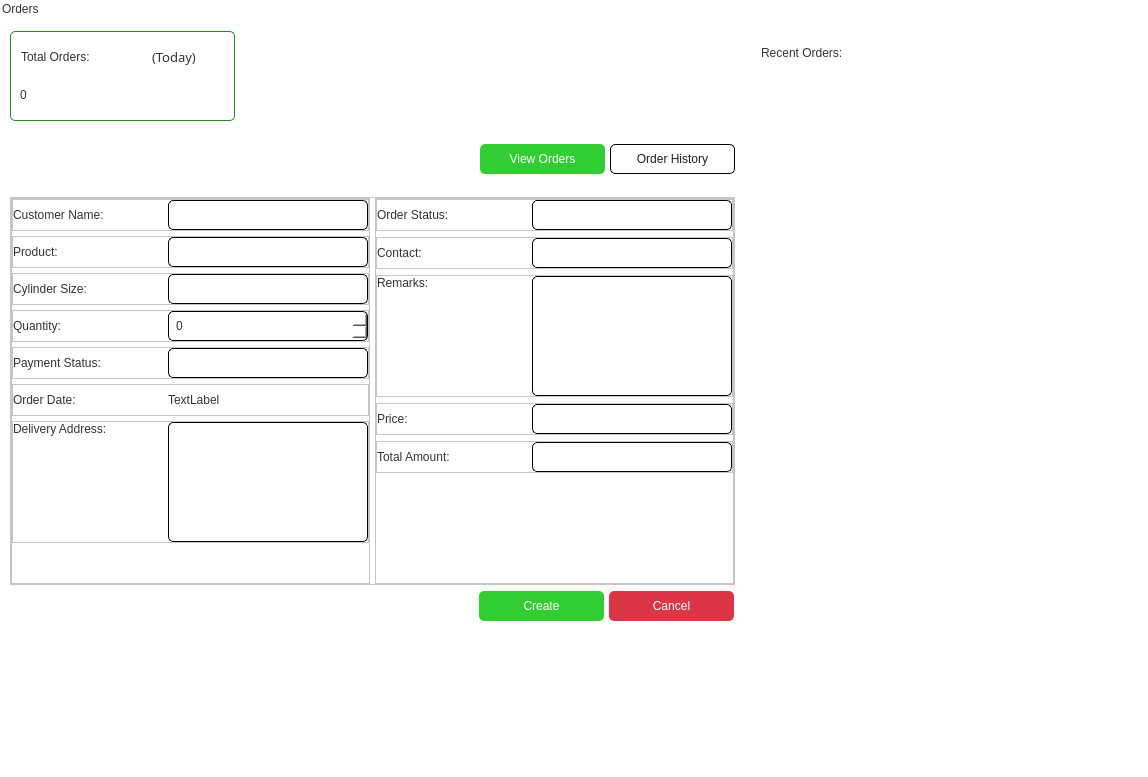
The window that app/src/ui/final_ui/orders_page.ui (Kazu0210/Inventory-System) describes before a commit, drawn with Qt 5.
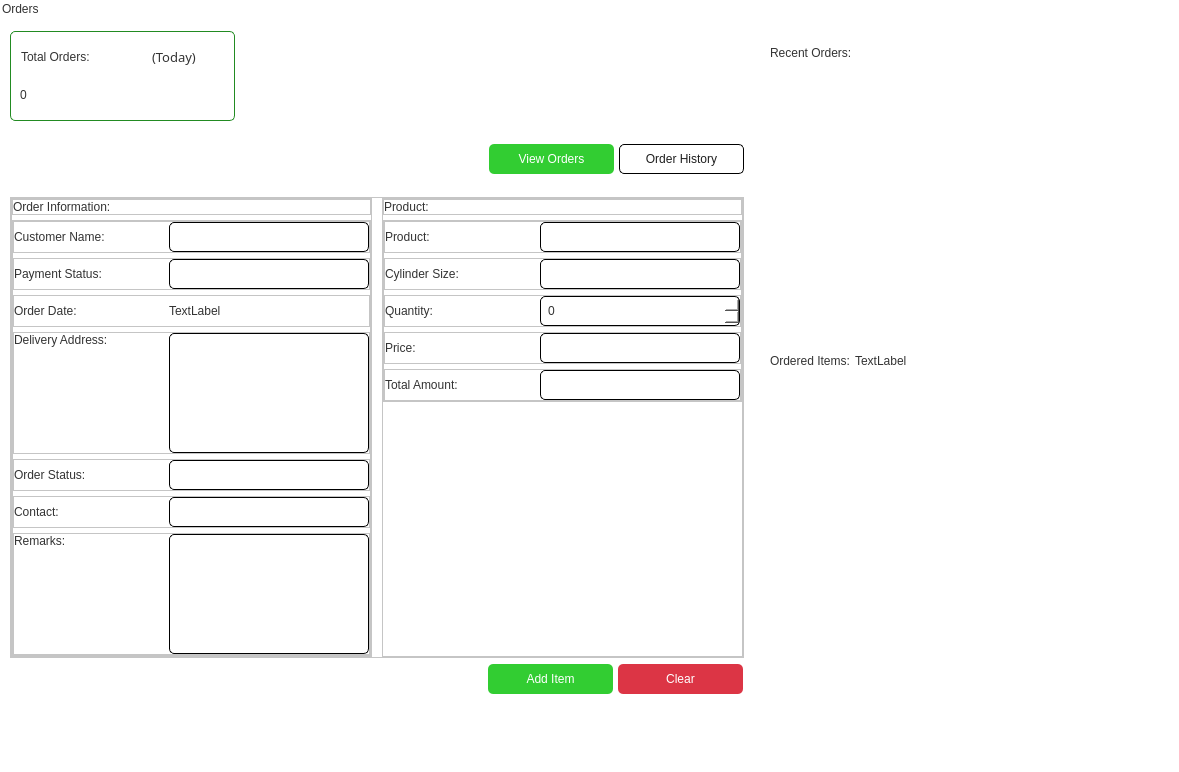
The same window after the commit.

Diff of the .ui file:
```diff
--- a/app/src/ui/final_ui/orders_page.ui
+++ b/app/src/ui/final_ui/orders_page.ui
@@ -6,8 +6,8 @@
    <rect>
     <x>0</x>
     <y>0</y>
-    <width>1148</width>
-    <height>777</height>
+    <width>1179</width>
+    <height>772</height>
    </rect>
   </property>
   <property name="windowTitle">
@@ -54,7 +54,7 @@
 padding: 5px;
 }</string>
   </property>
-  <layout class="QHBoxLayout" name="horizontalLayout_3">
+  <layout class="QVBoxLayout" name="verticalLayout_9">
    <property name="spacing">
     <number>5</number>
    </property>
@@ -83,8 +83,8 @@
        <rect>
         <x>0</x>
         <y>0</y>
-        <width>1148</width>
-        <height>777</height>
+        <width>1179</width>
+        <height>772</height>
        </rect>
       </property>
       <layout class="QHBoxLayout" name="horizontalLayout_17">
@@ -429,15 +429,77 @@
                 <property name="bottomMargin">
                  <number>0</number>
                 </property>
-                <item alignment="Qt::AlignLeft">
-                 <widget class="QFrame" name="frame_9">
+                <item>
+                 <widget class="QFrame" name="frame_29">
                   <property name="frameShape">
                    <enum>QFrame::StyledPanel</enum>
                   </property>
                   <property name="frameShadow">
                    <enum>QFrame::Raised</enum>
                   </property>
-                  <layout class="QVBoxLayout" name="verticalLayout_2">
+                  <layout class="QVBoxLayout" name="verticalLayout_11">
+                   <property name="spacing">
+                    <number>5</number>
+                   </property>
+                   <property name="leftMargin">
+                    <number>0</number>
+                   </property>
+                   <property name="topMargin">
+                    <number>0</number>
+                   </property>
+                   <property name="rightMargin">
+                    <number>0</number>
+                   </property>
+                   <property name="bottomMargin">
+                    <number>0</number>
+                   </property>
+                   <item alignment="Qt::AlignTop">
+                    <widget class="QFrame" name="frame_30">
+                     <property name="frameShape">
+                      <enum>QFrame::StyledPanel</enum>
+                     </property>
+                     <property name="frameShadow">
+                      <enum>QFrame::Raised</enum>
+                     </property>
+                     <layout class="QHBoxLayout" name="horizontalLayout_21">
+                      <property name="spacing">
+                       <number>5</number>
+                      </property>
+                      <property name="leftMargin">
+                       <number>0</number>
+                      </property>
+                      <property name="topMargin">
+                       <number>0</number>
+                      </property>
+                      <property name="rightMargin">
+                       <number>0</number>
+                      </property>
+                      <property name="bottomMargin">
+                       <number>0</number>
+                      </property>
+                      <item>
+                       <widget class="QLabel" name="label_20">
+                        <property name="styleSheet">
+                         <string notr="true">font: 63 12pt &quot;Noto Sans SemiBold&quot;;
+color: #333333;</string>
+                        </property>
+                        <property name="text">
+                         <string>Order Information:</string>
+                        </property>
+                       </widget>
+                      </item>
+                     </layout>
+                    </widget>
+                   </item>
+                   <item>
+                    <widget class="QFrame" name="frame_31">
+                     <property name="frameShape">
+                      <enum>QFrame::StyledPanel</enum>
+                     </property>
+                     <property name="frameShadow">
+                      <enum>QFrame::Raised</enum>
+                     </property>
+                     <layout class="QVBoxLayout" name="verticalLayout_12">
                    <property name="spacing">
                     <number>5</number>
                    </property>
@@ -520,189 +582,6 @@
                      <zorder>label_2</zorder>
                     </widget>
                    </item>
-                   <item>
-                    <widget class="QFrame" name="frame_5">
-                     <property name="frameShape">
-                      <enum>QFrame::StyledPanel</enum>
-                     </property>
-                     <property name="frameShadow">
-                      <enum>QFrame::Raised</enum>
-                     </property>
-                     <layout class="QHBoxLayout" name="horizontalLayout_5">
-                      <property name="spacing">
-                       <number>5</number>
-                      </property>
-                      <property name="leftMargin">
-                       <number>0</number>
-                      </property>
-                      <property name="topMargin">
-                       <number>0</number>
-                      </property>
-                      <property name="rightMargin">
-                       <number>0</number>
-                      </property>
-                      <property name="bottomMargin">
-                       <number>0</number>
-                      </property>
-                      <item>
-                       <widget class="QLabel" name="label_4">
-                        <property name="minimumSize">
-                         <size>
-                          <width>150</width>
-                          <height>0</height>
-                         </size>
-                        </property>
-                        <property name="maximumSize">
-                         <size>
-                          <width>150</width>
-                          <height>16777215</height>
-                         </size>
-                        </property>
-                        <property name="styleSheet">
-                         <string notr="true">font: 63 10pt &quot;Noto Sans SemiBold&quot;;</string>
-                        </property>
-                        <property name="text">
-                         <string>Product:</string>
-                        </property>
-                       </widget>
-                      </item>
-                      <item>
-                       <widget class="QComboBox" name="productName_comboBox">
-                        <property name="minimumSize">
-                         <size>
-                          <width>200</width>
-                          <height>30</height>
-                         </size>
-                        </property>
-                        <property name="maximumSize">
-                         <size>
-                          <width>200</width>
-                          <height>30</height>
-                         </size>
-                        </property>
-                       </widget>
-                      </item>
-                     </layout>
-                    </widget>
-                   </item>
-                   <item>
-                    <widget class="QFrame" name="frame_6">
-                     <property name="frameShape">
-                      <enum>QFrame::StyledPanel</enum>
-                     </property>
-                     <property name="frameShadow">
-                      <enum>QFrame::Raised</enum>
-                     </property>
-                     <layout class="QHBoxLayout" name="horizontalLayout_6">
-                      <property name="spacing">
-                       <number>5</number>
-                      </property>
-                      <property name="leftMargin">
-                       <number>0</number>
-                      </property>
-                      <property name="topMargin">
-                       <number>0</number>
-                      </property>
-                      <property name="rightMargin">
-                       <number>0</number>
-                      </property>
-                      <property name="bottomMargin">
-                       <number>0</number>
-                      </property>
-                      <item>
-                       <widget class="QLabel" name="label_5">
-                        <property name="maximumSize">
-                         <size>
-                          <width>150</width>
-                          <height>16777215</height>
-                         </size>
-                        </property>
-                        <property name="styleSheet">
-                         <string notr="true">font: 63 10pt &quot;Noto Sans SemiBold&quot;;</string>
-                        </property>
-                        <property name="text">
-                         <string>Cylinder Size:</string>
-                        </property>
-                       </widget>
-                      </item>
-                      <item>
-                       <widget class="QComboBox" name="cylindersize_box">
-                        <property name="minimumSize">
-                         <size>
-                          <width>200</width>
-                          <height>30</height>
-                         </size>
-                        </property>
-                        <property name="maximumSize">
-                         <size>
-                          <width>200</width>
-                          <height>30</height>
-                         </size>
-                        </property>
-                       </widget>
-                      </item>
-                     </layout>
-                    </widget>
-                   </item>
-                   <item>
-                    <widget class="QFrame" name="frame_7">
-                     <property name="frameShape">
-                      <enum>QFrame::StyledPanel</enum>
-                     </property>
-                     <property name="frameShadow">
-                      <enum>QFrame::Raised</enum>
-                     </property>
-                     <layout class="QHBoxLayout" name="horizontalLayout_7">
-                      <property name="spacing">
-                       <number>5</number>
-                      </property>
-                      <property name="leftMargin">
-                       <number>0</number>
-                      </property>
-                      <property name="topMargin">
-                       <number>0</number>
-                      </property>
-                      <property name="rightMargin">
-                       <number>0</number>
-                      </property>
-                      <property name="bottomMargin">
-                       <number>0</number>
-                      </property>
-                      <item>
-                       <widget class="QLabel" name="label_6">
-                        <property name="maximumSize">
-                         <size>
-                          <width>150</width>
-                          <height>16777215</height>
-                         </size>
-                        </property>
-                        <property name="styleSheet">
-                         <string notr="true">font: 63 10pt &quot;Noto Sans SemiBold&quot;;</string>
-                        </property>
-                        <property name="text">
-                         <string>Quantity:</string>
-                        </property>
-                       </widget>
-                      </item>
-                      <item>
-                       <widget class="QSpinBox" name="quantity_box">
-                        <property name="minimumSize">
-                         <size>
-                          <width>200</width>
-                          <height>30</height>
-                         </size>
-                        </property>
-                        <property name="maximumSize">
-                         <size>
-                          <width>200</width>
-                          <height>30</height>
-                         </size>
-                        </property>
-                       </widget>
-                      </item>
-                     </layout>
-                    </widget>
-                   </item>
                    <item>
                     <widget class="QFrame" name="frame_8">
                      <property name="frameShape">
@@ -892,43 +771,6 @@
                     </widget>
                    </item>
                    <item>
-                    <spacer name="verticalSpacer_2">
-                     <property name="orientation">
-                      <enum>Qt::Vertical</enum>
-                     </property>
-                     <property name="sizeHint" stdset="0">
-                      <size>
-                       <width>20</width>
-                       <height>40</height>
-                      </size>
-                     </property>
-                    </spacer>
-                   </item>
-                  </layout>
-                 </widget>
-                </item>
-                <item alignment="Qt::AlignLeft">
-                 <widget class="QFrame" name="frame_11">
-                  <property name="frameShape">
-                   <enum>QFrame::StyledPanel</enum>
-                  </property>
-                  <property name="frameShadow">
-                   <enum>QFrame::Raised</enum>
-                  </property>
-                  <layout class="QVBoxLayout" name="verticalLayout_3">
-                   <property name="leftMargin">
-                    <number>0</number>
-                   </property>
-                   <property name="topMargin">
-                    <number>0</number>
-                   </property>
-                   <property name="rightMargin">
-                    <number>0</number>
-                   </property>
-                   <property name="bottomMargin">
-                    <number>0</number>
-                   </property>
-                   <item>
                     <widget class="QFrame" name="frame_12">
                      <property name="frameShape">
                       <enum>QFrame::StyledPanel</enum>
@@ -1125,6 +967,297 @@
                      </layout>
                     </widget>
                    </item>
+                     </layout>
+                    </widget>
+                   </item>
+                  </layout>
+                 </widget>
+                </item>
+                <item>
+                 <spacer name="horizontalSpacer_2">
+                  <property name="orientation">
+                   <enum>Qt::Horizontal</enum>
+                  </property>
+                  <property name="sizeType">
+                   <enum>QSizePolicy::Fixed</enum>
+                  </property>
+                  <property name="sizeHint" stdset="0">
+                   <size>
+                    <width>5</width>
+                    <height>20</height>
+                   </size>
+                  </property>
+                 </spacer>
+                </item>
+                <item>
+                 <widget class="QFrame" name="frame_32">
+                  <property name="frameShape">
+                   <enum>QFrame::StyledPanel</enum>
+                  </property>
+                  <property name="frameShadow">
+                   <enum>QFrame::Raised</enum>
+                  </property>
+                  <layout class="QVBoxLayout" name="verticalLayout_13">
+                   <property name="spacing">
+                    <number>5</number>
+                   </property>
+                   <property name="leftMargin">
+                    <number>0</number>
+                   </property>
+                   <property name="topMargin">
+                    <number>0</number>
+                   </property>
+                   <property name="rightMargin">
+                    <number>0</number>
+                   </property>
+                   <property name="bottomMargin">
+                    <number>0</number>
+                   </property>
+                   <item alignment="Qt::AlignTop">
+                    <widget class="QFrame" name="frame_33">
+                     <property name="frameShape">
+                      <enum>QFrame::StyledPanel</enum>
+                     </property>
+                     <property name="frameShadow">
+                      <enum>QFrame::Raised</enum>
+                     </property>
+                     <layout class="QHBoxLayout" name="horizontalLayout_22">
+                      <property name="spacing">
+                       <number>5</number>
+                      </property>
+                      <property name="leftMargin">
+                       <number>0</number>
+                      </property>
+                      <property name="topMargin">
+                       <number>0</number>
+                      </property>
+                      <property name="rightMargin">
+                       <number>0</number>
+                      </property>
+                      <property name="bottomMargin">
+                       <number>0</number>
+                      </property>
+                      <item>
+                       <widget class="QLabel" name="label_21">
+                        <property name="styleSheet">
+                         <string notr="true">font: 63 12pt &quot;Noto Sans SemiBold&quot;;
+color: #333333;</string>
+                        </property>
+                        <property name="text">
+                         <string>Product:</string>
+                        </property>
+                       </widget>
+                      </item>
+                     </layout>
+                    </widget>
+                   </item>
+                   <item>
+                    <widget class="QFrame" name="frame_34">
+                     <property name="frameShape">
+                      <enum>QFrame::StyledPanel</enum>
+                     </property>
+                     <property name="frameShadow">
+                      <enum>QFrame::Raised</enum>
+                     </property>
+                     <layout class="QVBoxLayout" name="verticalLayout_14">
+                      <property name="spacing">
+                       <number>5</number>
+                      </property>
+                      <property name="leftMargin">
+                       <number>0</number>
+                      </property>
+                      <property name="topMargin">
+                       <number>0</number>
+                      </property>
+                      <property name="rightMargin">
+                       <number>0</number>
+                      </property>
+                      <property name="bottomMargin">
+                       <number>0</number>
+                      </property>
+                      <item>
+                       <widget class="QFrame" name="frame_5">
+                        <property name="frameShape">
+                         <enum>QFrame::StyledPanel</enum>
+                        </property>
+                        <property name="frameShadow">
+                         <enum>QFrame::Raised</enum>
+                        </property>
+                        <layout class="QHBoxLayout" name="horizontalLayout_5">
+                         <property name="spacing">
+                          <number>5</number>
+                         </property>
+                         <property name="leftMargin">
+                          <number>0</number>
+                         </property>
+                         <property name="topMargin">
+                          <number>0</number>
+                         </property>
+                         <property name="rightMargin">
+                          <number>0</number>
+                         </property>
+                         <property name="bottomMargin">
+                          <number>0</number>
+                         </property>
+                         <item>
+                          <widget class="QLabel" name="label_4">
+                           <property name="minimumSize">
+                            <size>
+                             <width>150</width>
+                             <height>0</height>
+                            </size>
+                           </property>
+                           <property name="maximumSize">
+                            <size>
+                             <width>150</width>
+                             <height>16777215</height>
+                            </size>
+                           </property>
+                           <property name="styleSheet">
+                            <string notr="true">font: 63 10pt &quot;Noto Sans SemiBold&quot;;</string>
+                           </property>
+                           <property name="text">
+                            <string>Product:</string>
+                           </property>
+                          </widget>
+                         </item>
+                         <item>
+                          <widget class="QComboBox" name="productName_comboBox">
+                           <property name="minimumSize">
+                            <size>
+                             <width>200</width>
+                             <height>30</height>
+                            </size>
+                           </property>
+                           <property name="maximumSize">
+                            <size>
+                             <width>200</width>
+                             <height>30</height>
+                            </size>
+                           </property>
+                          </widget>
+                         </item>
+                        </layout>
+                       </widget>
+                      </item>
+                      <item>
+                       <widget class="QFrame" name="frame_6">
+                        <property name="frameShape">
+                         <enum>QFrame::StyledPanel</enum>
+                        </property>
+                        <property name="frameShadow">
+                         <enum>QFrame::Raised</enum>
+                        </property>
+                        <layout class="QHBoxLayout" name="horizontalLayout_6">
+                         <property name="spacing">
+                          <number>5</number>
+                         </property>
+                         <property name="leftMargin">
+                          <number>0</number>
+                         </property>
+                         <property name="topMargin">
+                          <number>0</number>
+                         </property>
+                         <property name="rightMargin">
+                          <number>0</number>
+                         </property>
+                         <property name="bottomMargin">
+                          <number>0</number>
+                         </property>
+                         <item>
+                          <widget class="QLabel" name="label_5">
+                           <property name="maximumSize">
+                            <size>
+                             <width>150</width>
+                             <height>16777215</height>
+                            </size>
+                           </property>
+                           <property name="styleSheet">
+                            <string notr="true">font: 63 10pt &quot;Noto Sans SemiBold&quot;;</string>
+                           </property>
+                           <property name="text">
+                            <string>Cylinder Size:</string>
+                           </property>
+                          </widget>
+                         </item>
+                         <item>
+                          <widget class="QComboBox" name="cylindersize_box">
+                           <property name="minimumSize">
+                            <size>
+                             <width>200</width>
+                             <height>30</height>
+                            </size>
+                           </property>
+                           <property name="maximumSize">
+                            <size>
+                             <width>200</width>
+                             <height>30</height>
+                            </size>
+                           </property>
+                          </widget>
+                         </item>
+                        </layout>
+                       </widget>
+                      </item>
+                      <item>
+                       <widget class="QFrame" name="frame_7">
+                        <property name="frameShape">
+                         <enum>QFrame::StyledPanel</enum>
+                        </property>
+                        <property name="frameShadow">
+                         <enum>QFrame::Raised</enum>
+                        </property>
+                        <layout class="QHBoxLayout" name="horizontalLayout_7">
+                         <property name="spacing">
+                          <number>5</number>
+                         </property>
+                         <property name="leftMargin">
+                          <number>0</number>
+                         </property>
+                         <property name="topMargin">
+                          <number>0</number>
+                         </property>
+                         <property name="rightMargin">
+                          <number>0</number>
+                         </property>
+                         <property name="bottomMargin">
+                          <number>0</number>
+                         </property>
+                         <item>
+                          <widget class="QLabel" name="label_6">
+                           <property name="maximumSize">
+                            <size>
+                             <width>150</width>
+                             <height>16777215</height>
+                            </size>
+                           </property>
+                           <property name="styleSheet">
+                            <string notr="true">font: 63 10pt &quot;Noto Sans SemiBold&quot;;</string>
+                           </property>
+                           <property name="text">
+                            <string>Quantity:</string>
+                           </property>
+                          </widget>
+                         </item>
+                         <item>
+                          <widget class="QSpinBox" name="quantity_box">
+                           <property name="minimumSize">
+                            <size>
+                             <width>200</width>
+                             <height>30</height>
+                            </size>
+                           </property>
+                           <property name="maximumSize">
+                            <size>
+                             <width>200</width>
+                             <height>30</height>
+                            </size>
+                           </property>
+                          </widget>
+                         </item>
+                        </layout>
+                       </widget>
+                      </item>
                    <item>
                     <widget class="QFrame" name="frame_13">
                      <property name="frameShape">
@@ -1255,15 +1388,18 @@
                      </layout>
                     </widget>
                    </item>
+                     </layout>
+                    </widget>
+                   </item>
                    <item>
-                    <spacer name="verticalSpacer_3">
+                    <spacer name="verticalSpacer_2">
                      <property name="orientation">
                       <enum>Qt::Vertical</enum>
                      </property>
                      <property name="sizeHint" stdset="0">
                       <size>
                        <width>20</width>
-                       <height>10</height>
+                       <height>40</height>
                       </size>
                      </property>
                     </spacer>
@@ -1326,7 +1462,7 @@
 border-radius: 5px;</string>
                   </property>
                   <property name="text">
-                   <string>Create</string>
+                   <string>Add Item</string>
                   </property>
                  </widget>
                 </item>
@@ -1354,7 +1490,7 @@
 border-radius: 5px;</string>
                   </property>
                   <property name="text">
-                   <string>Cancel</string>
+                   <string>Clear</string>
                   </property>
                  </widget>
                 </item>
@@ -1423,7 +1559,7 @@
             </property>
            </spacer>
           </item>
-          <item alignment="Qt::AlignTop">
+          <item>
            <widget class="QFrame" name="frame_23">
             <property name="sizePolicy">
              <sizepolicy hsizetype="Expanding" vsizetype="Expanding">
@@ -1502,13 +1638,114 @@
                <property name="widgetResizable">
                 <bool>true</bool>
                </property>
+               <widget class="QWidget" name="recent_orders_scrollAreaWidgetContents">
+                <property name="geometry">
+                 <rect>
+                  <x>0</x>
+                  <y>0</y>
+                  <width>395</width>
+                  <height>250</height>
+                 </rect>
+                </property>
+               </widget>
+              </widget>
+             </item>
+            </layout>
+            <zorder>recent_orders_scrollArea</zorder>
+            <zorder>frame_25</zorder>
+           </widget>
+          </item>
+          <item>
+           <widget class="QFrame" name="frame_27">
+            <property name="styleSheet">
+             <string notr="true">#frame_27{
+background-color: #fff;
+border-radius: 5px;
+}</string>
+            </property>
+            <property name="frameShape">
+             <enum>QFrame::StyledPanel</enum>
+            </property>
+            <property name="frameShadow">
+             <enum>QFrame::Raised</enum>
+            </property>
+            <layout class="QVBoxLayout" name="verticalLayout_10">
+             <item>
+              <widget class="QFrame" name="frame_28">
+               <property name="frameShape">
+                <enum>QFrame::StyledPanel</enum>
+               </property>
+               <property name="frameShadow">
+                <enum>QFrame::Raised</enum>
+               </property>
+               <layout class="QHBoxLayout" name="horizontalLayout_3">
+                <property name="spacing">
+                 <number>5</number>
+                </property>
+                <property name="leftMargin">
+                 <number>0</number>
+                </property>
+                <property name="topMargin">
+                 <number>0</number>
+                </property>
+                <property name="rightMargin">
+                 <number>0</number>
+                </property>
+                <property name="bottomMargin">
+                 <number>0</number>
+                </property>
+                <item>
+                 <widget class="QLabel" name="label_18">
+                  <property name="styleSheet">
+                   <string notr="true">font: 63 12pt &quot;Noto Sans SemiBold&quot;;
+color: #333333;</string>
+                  </property>
+                  <property name="text">
+                   <string>Ordered Items:</string>
+                  </property>
+                 </widget>
+                </item>
+                <item>
+                 <widget class="QLabel" name="label_19">
+                  <property name="text">
+                   <string>TextLabel</string>
+                  </property>
+                 </widget>
+                </item>
+                <item>
+                 <spacer name="horizontalSpacer">
+                  <property name="orientation">
+                   <enum>Qt::Horizontal</enum>
+                  </property>
+                  <property name="sizeHint" stdset="0">
+                   <size>
+                    <width>40</width>
+                    <height>20</height>
+                   </size>
+                  </property>
+                 </spacer>
+                </item>
+               </layout>
+              </widget>
+             </item>
+             <item>
+              <widget class="QScrollArea" name="ordered_items_scrollArea">
+               <property name="minimumSize">
+                <size>
+                 <width>0</width>
+                 <height>250</height>
+                </size>
+               </property>
+               <property name="widgetResizable">
+                <bool>true</bool>
+               </property>
                <widget class="QWidget" name="scrollAreaWidgetContents_2">
                 <property name="geometry">
                  <rect>
                   <x>0</x>
                   <y>0</y>
-                  <width>378</width>
-                  <height>250</height>
+                  <width>393</width>
+                  <height>248</height>
                  </rect>
                 </property>
                </widget>
@@ -1517,6 +1754,19 @@
             </layout>
            </widget>
           </item>
+          <item>
+           <spacer name="verticalSpacer_5">
+            <property name="orientation">
+             <enum>Qt::Vertical</enum>
+            </property>
+            <property name="sizeHint" stdset="0">
+             <size>
+              <width>20</width>
+              <height>40</height>
+             </size>
+            </property>
+           </spacer>
+          </item>
          </layout>
         </widget>
        </item>
```
Left out of the diff: 4 changed lines with no effect on the pictures. Lines whose indentation alone changed are shown as unchanged.
